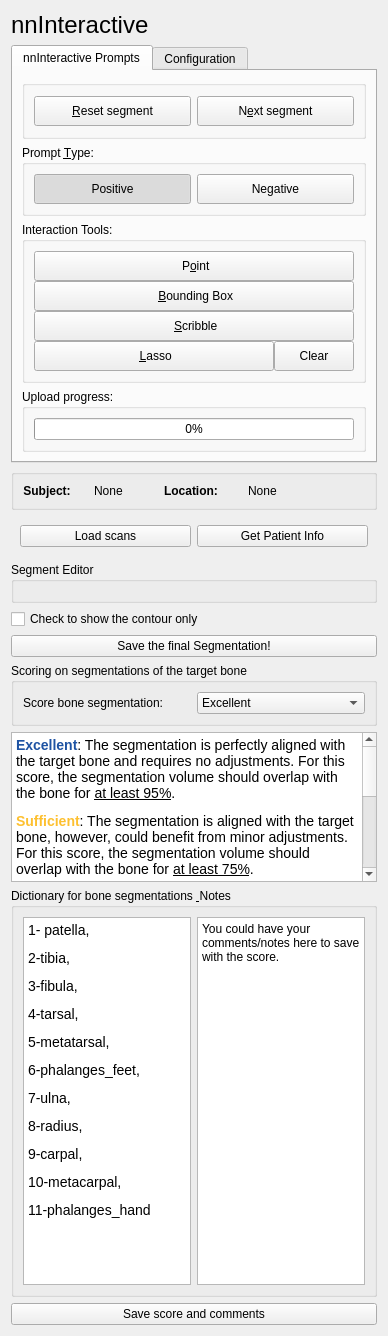
xinyiwan/SlicerNNInteractive_BT, file slicer_plugin/SlicerNNInteractive/Resources/UI/SlicerNNInteractive.ui: the form before one commit.
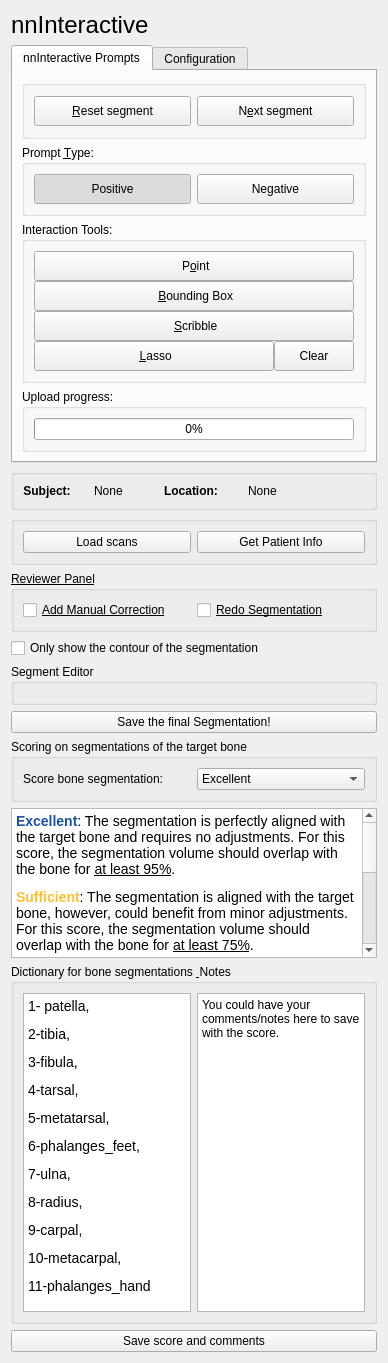
The form after the commit. Custom widgets are drawn as their Qt base class.

Commit message: allow reviewer operations

Diff of the .ui file:
```diff
--- a/slicer_plugin/SlicerNNInteractive/Resources/UI/SlicerNNInteractive.ui
+++ b/slicer_plugin/SlicerNNInteractive/Resources/UI/SlicerNNInteractive.ui
@@ -7,7 +7,7 @@
     <x>0</x>
     <y>0</y>
     <width>388</width>
-    <height>1336</height>
+    <height>1363</height>
    </rect>
   </property>
   <property name="windowTitle">
@@ -435,8 +435,11 @@
     </widget>
    </item>
    <item>
-    <widget class="QWidget" name="widget" native="true">
-     <layout class="QHBoxLayout" name="horizontalLayout_3">
+    <widget class="QGroupBox" name="groupBox_4">
+     <property name="title">
+      <string/>
+     </property>
+     <layout class="QHBoxLayout" name="horizontalLayout_7">
       <item>
        <widget class="QPushButton" name="LoadScanButton">
         <property name="text">
@@ -454,6 +457,44 @@
      </layout>
     </widget>
    </item>
+   <item>
+    <widget class="QGroupBox" name="ReviewPanel">
+     <property name="font">
+      <font>
+       <weight>50</weight>
+       <italic>false</italic>
+       <bold>false</bold>
+       <underline>true</underline>
+      </font>
+     </property>
+     <property name="title">
+      <string>Reviewer Panel</string>
+     </property>
+     <layout class="QHBoxLayout" name="horizontalLayout_6">
+      <item>
+       <widget class="QCheckBox" name="CorrectionButton">
+        <property name="text">
+         <string>Add Manual Correction</string>
+        </property>
+       </widget>
+      </item>
+      <item>
+       <widget class="QCheckBox" name="RedoButton">
+        <property name="text">
+         <string>Redo Segmentation</string>
+        </property>
+       </widget>
+      </item>
+     </layout>
+    </widget>
+   </item>
+   <item>
+    <widget class="QCheckBox" name="contourCheckBox">
+     <property name="text">
+      <string>Only show the contour of the segmentation</string>
+     </property>
+    </widget>
+   </item>
    <item>
     <widget class="QGroupBox" name="segmentationGroup">
      <property name="title">
@@ -470,13 +511,6 @@
      </layout>
     </widget>
    </item>
-   <item>
-    <widget class="QCheckBox" name="contourCheckBox">
-     <property name="text">
-      <string>Check to show the contour only</string>
-     </property>
-    </widget>
-   </item>
    <item>
     <widget class="QPushButton" name="finalSaveButton">
      <property name="text">
```
The commit also changes 1 other file.
